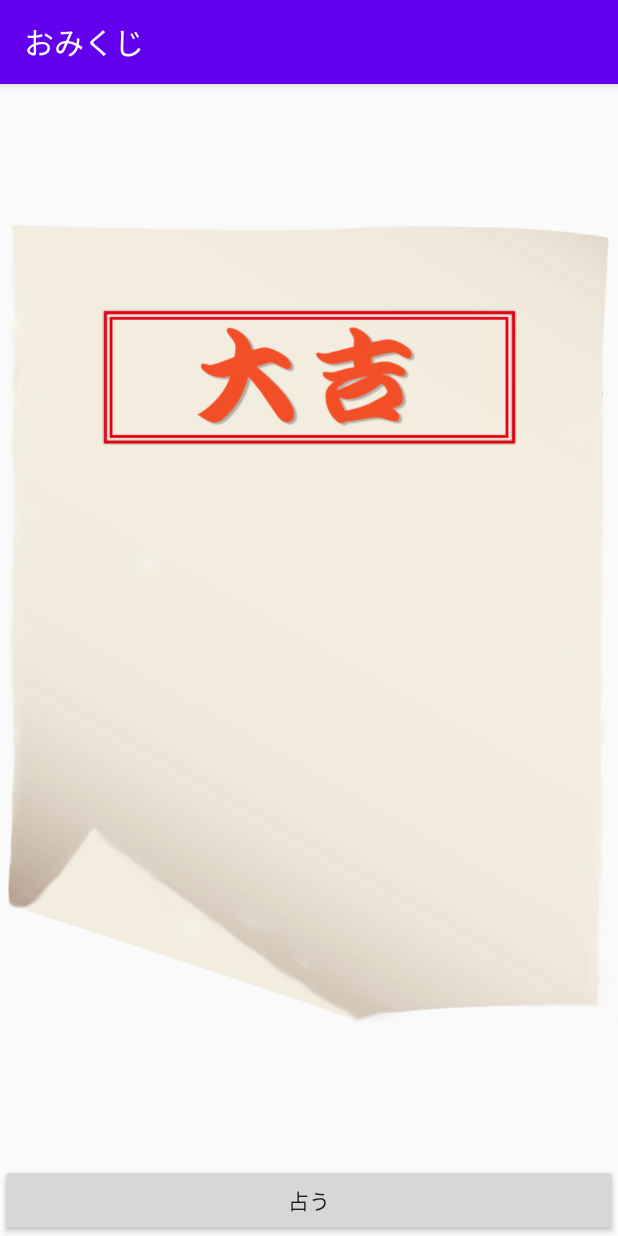
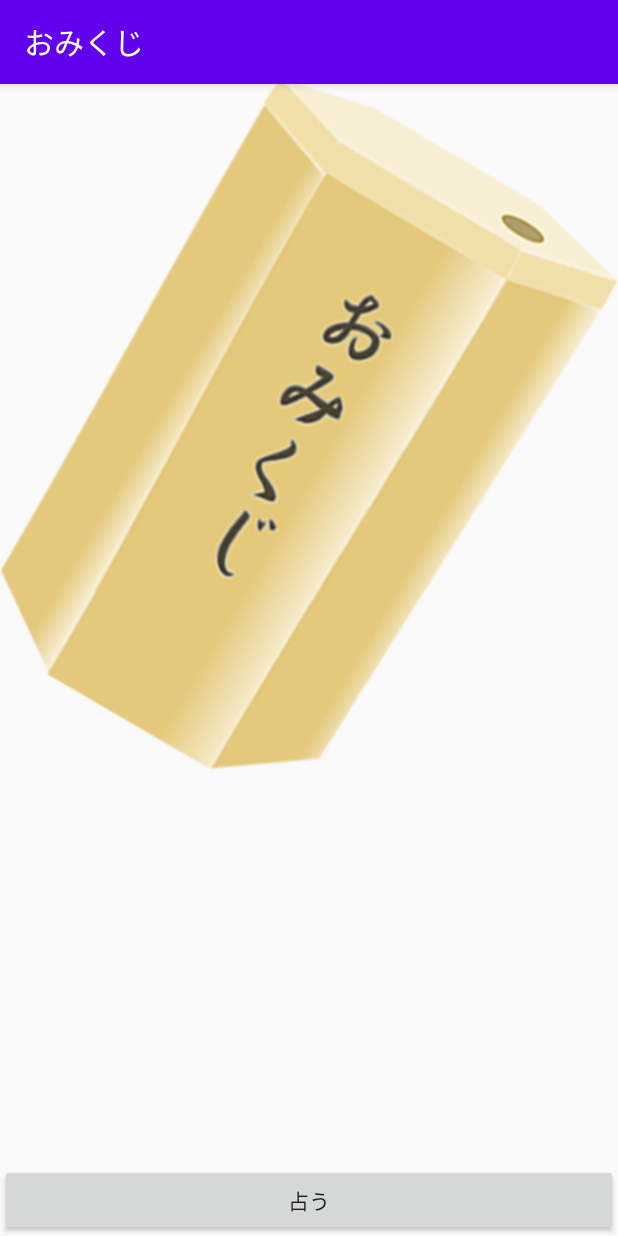
Before and after one commit to TakayaSugiyama/Omikuji, an Android app: the screen it shows after launch (OmikujiActivity), after a tap on "占う", on a phone screen of 412 x 824 dp. Run offline under Robolectric (Android 15) with nearby library versions, the phone set to English and light mode, and no system bars.

Commit message:
:+1: Add Animation

```diff
--- a/app/src/main/java/jp/wings/nikkeibp/omikuji/OmikujiActivity.kt
+++ b/app/src/main/java/jp/wings/nikkeibp/omikuji/OmikujiActivity.kt
@@ -4,7 +4,12 @@ import androidx.appcompat.app.AppCompatActivity
 import android.os.Bundle
 import java.util.*
 import android.view.View
+import android.view.animation.Animation
+import android.view.animation.AnimationSet
+import android.view.animation.RotateAnimation
+import android.view.animation.TranslateAnimation
 import kotlinx.android.synthetic.main.omikuji.*
+import kotlin.math.round
 
 class OmikujiActivity : AppCompatActivity() {
     override fun onCreate(savedInstanceState: Bundle?) {
@@ -26,6 +31,19 @@ class OmikujiActivity : AppCompatActivity() {
     }
 
     fun onButtonClick(view: View){
-        imageView.setImageResource(R.drawable.result1)
+        //imageView.setImageResource(R.drawable.result1)
+        val translate = TranslateAnimation(0f, 0f, 0f, -200f)
+        translate.repeatMode = Animation.REVERSE
+        translate.repeatCount = 10
+        translate.duration = 100
+
+        val rotate = RotateAnimation(0f, -36f, imageView.width/2f, imageView.height/2f)
+        rotate.duration = 200
+
+        val set = AnimationSet(true)
+        set.addAnimation(rotate)
+        set.addAnimation(translate)
+
+        imageView.startAnimation(set)
     }
 }
```
